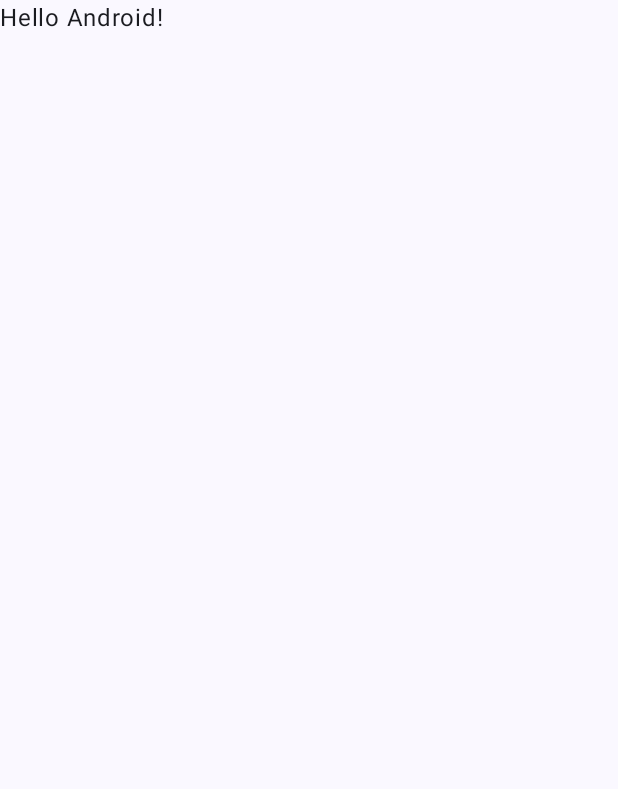
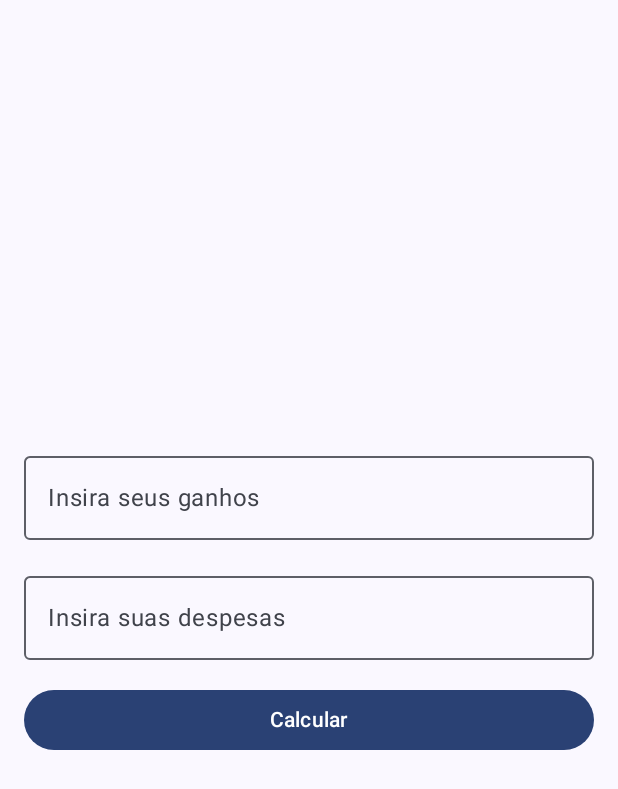
Before and after one commit to Mendes444/CalculadoraDespesas, an Android app built with Jetpack Compose: the screen it shows after launch (MainActivity), on a phone screen of 412 x 824 dp. Before the commit the part shown is almost empty. Shown: the top 789 px of the screen. Run offline under Robolectric (Android 15) with nearby library versions, the phone set to English and light mode, and no system bars.

Commit message:
inputs e botão a funcionar

```diff
--- a/app/src/main/java/pt/ipg/calculadoradespesasfinal/MainActivity.kt
+++ b/app/src/main/java/pt/ipg/calculadoradespesasfinal/MainActivity.kt
@@ -3,13 +3,16 @@ package pt.ipg.calculadoradespesasfinal
 import android.os.Bundle
 import androidx.activity.ComponentActivity
 import androidx.activity.compose.setContent
-import androidx.compose.foundation.layout.fillMaxSize
-import androidx.compose.material3.MaterialTheme
-import androidx.compose.material3.Surface
-import androidx.compose.material3.Text
-import androidx.compose.runtime.Composable
+import androidx.compose.foundation.layout.*
+import androidx.compose.foundation.text.KeyboardOptions
+import androidx.compose.material3.*
+import androidx.compose.runtime.*
+import androidx.compose.ui.Alignment
 import androidx.compose.ui.Modifier
+import androidx.compose.ui.text.input.KeyboardType
+import androidx.compose.ui.text.input.TextFieldValue
 import androidx.compose.ui.tooling.preview.Preview
+import androidx.compose.ui.unit.dp
 import pt.ipg.calculadoradespesasfinal.ui.theme.CalculadoraDespesasFinalTheme
 
 class MainActivity : ComponentActivity() {
@@ -17,12 +20,11 @@ class MainActivity : ComponentActivity() {
         super.onCreate(savedInstanceState)
         setContent {
             CalculadoraDespesasFinalTheme {
-                // A surface container using the 'background' color from the theme
                 Surface(
                     modifier = Modifier.fillMaxSize(),
                     color = MaterialTheme.colorScheme.background
                 ) {
-                    Greeting("Android")
+                    FinanceCalculator()
                 }
             }
         }
@@ -30,17 +32,74 @@ class MainActivity : ComponentActivity() {
 }
 
 @Composable
-fun Greeting(name: String, modifier: Modifier = Modifier) {
-    Text(
-        text = "Hello $name!",
-        modifier = modifier
-    )
+fun FinanceCalculator() {
+    var income by remember { mutableStateOf(TextFieldValue("")) }
+    var expenses by remember { mutableStateOf(TextFieldValue("")) }
+    var result by remember { mutableStateOf("") }
+
+    Column(
+        modifier = Modifier
+            .fillMaxSize()
+            .padding(16.dp),
+        verticalArrangement = Arrangement.Center,
+        horizontalAlignment = Alignment.CenterHorizontally
+    ) {
+        Spacer(modifier = Modifier.height(16.dp))
+
+        // Campo de texto para ganhos
+        OutlinedTextField(
+            value = income,
+            onValueChange = { income = it },
+            label = { Text("Insira seus ganhos") },
+            keyboardOptions = KeyboardOptions.Default.copy(keyboardType = KeyboardType.Number),
+            modifier = Modifier.fillMaxWidth()
+        )
+
+        Spacer(modifier = Modifier.height(16.dp))
+
+        // Campo de texto para despesas
+        OutlinedTextField(
+            value = expenses,
+            onValueChange = { expenses = it },
+            label = { Text("Insira suas despesas") },
+            keyboardOptions = KeyboardOptions.Default.copy(keyboardType = KeyboardType.Number),
+            modifier = Modifier.fillMaxWidth()
+        )
+
+        Spacer(modifier = Modifier.height(16.dp))
+
+        // Botão para calcular
+        Button(
+            onClick = {
+                val incomeValue = income.text.toDoubleOrNull()
+                val expensesValue = expenses.text.toDoubleOrNull()
+                if (incomeValue == null || expensesValue == null) {
+                    result = "Por favor, insira valores válidos."
+                } else {
+                    val balance = incomeValue - expensesValue
+                    result = when {
+                        balance > 0 -> "Bom trabalho!Estás a economizar bom dinheiro! Saldo: $balance"
+                        balance < 0 -> "Que pena! Estás em dividas. Tenta reduzir as tuas despesas. Saldo: $balance"
+                        else -> "Não sobrou dinheiro nenhum este mês. Tenta economizar uma parte do que ganhas. Saldo: $balance"
+                    }
+                }
+            },
+            modifier = Modifier.fillMaxWidth()
+        ) {
+            Text("Calcular")
+        }
+
+        Spacer(modifier = Modifier.height(16.dp))
+
+        // Texto do resultado
+        Text(result)
+    }
 }
 
 @Preview(showBackground = true)
 @Composable
-fun GreetingPreview() {
+fun FinanceCalculatorPreview() {
     CalculadoraDespesasFinalTheme {
-        Greeting("Android")
+        FinanceCalculator()
     }
 }
```
